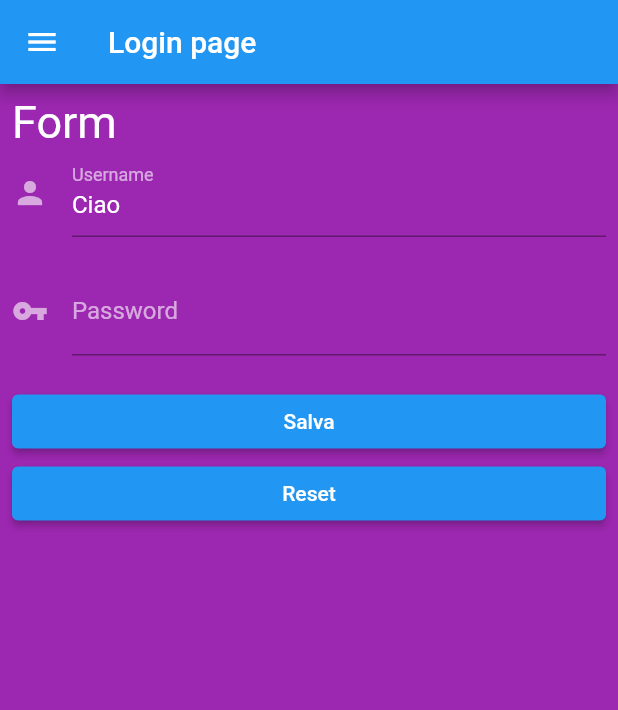
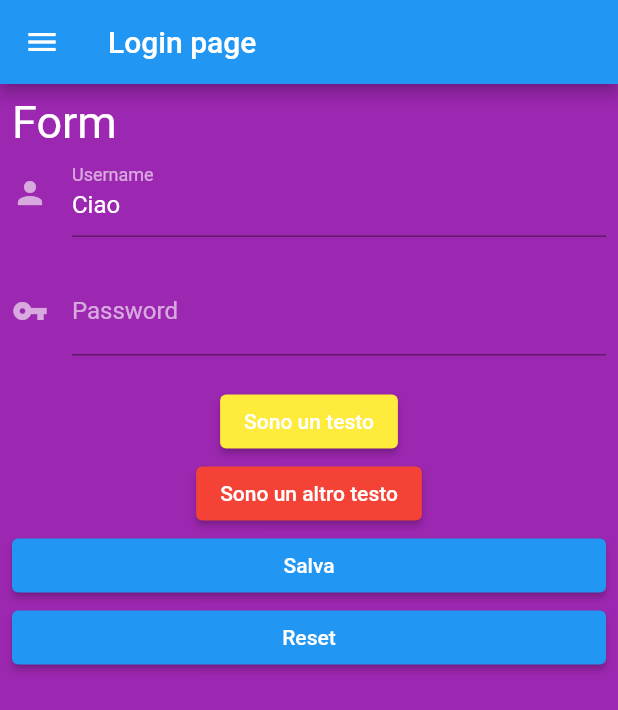
Before and after one commit to Elisa-Flutter/corsoflutter, a Flutter app: the screen it shows after launch, on a phone screen of 412 x 824 dp. Shown: the top 710 px of the screen. Run offline on Flutter 3.47's test engine with Material 2 defaults, Android fonts, the phone set to English and light mode, and no system bars.

Commit message:
bottone con align e colore di sfondo cambiato

```diff
--- a/form_login/lib/main.dart
+++ b/form_login/lib/main.dart
@@ -207,6 +207,32 @@ class _MyHomePageState extends State<MyHomePage> {
                         autocorrect: false,
                       ),
                       const SizedBox(height: 20),
+                      Align(
+                        child: ElevatedButton(
+                          onPressed: () => print('ciao'),
+                          child: const Text('Sono un testo'),
+                          style: ButtonStyle(
+                              backgroundColor:
+                              MaterialStateProperty.resolveWith(
+                                      (states) {
+                                    if(states.contains(MaterialState.pressed)){
+                                      return Colors.yellow.shade700;
+                                    }
+                                    return Colors.yellow;
+                                  }
+                              )
+                          ),
+                        ),
+                      ),Align(
+                        child: ElevatedButton(
+                          onPressed: () => print('ciao'),
+                          child: const Text('Sono un altro testo'),
+                          style: ButtonStyle(
+                              backgroundColor:
+                              MaterialStateProperty.all(Colors.red)
+                          ),
+                        ),
+                      ),
                       ElevatedButton(
                           onPressed: (){
                             //?? restituisce il valore di destra nel caso in cui il valore alla sua sinistra sia null
```
